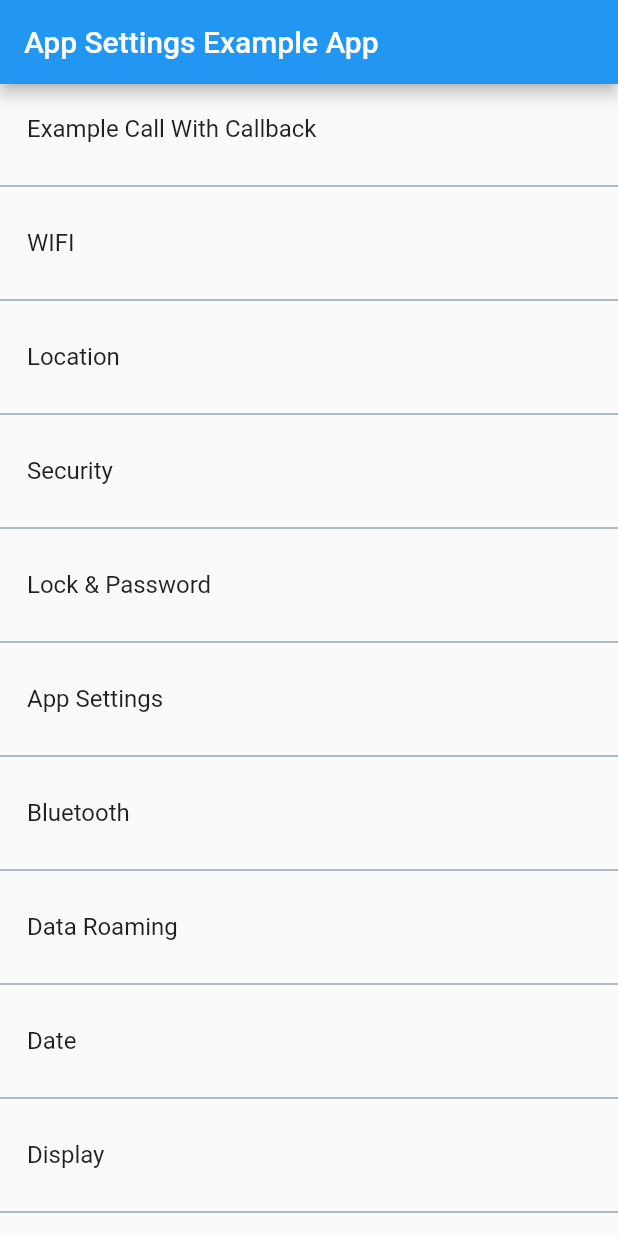
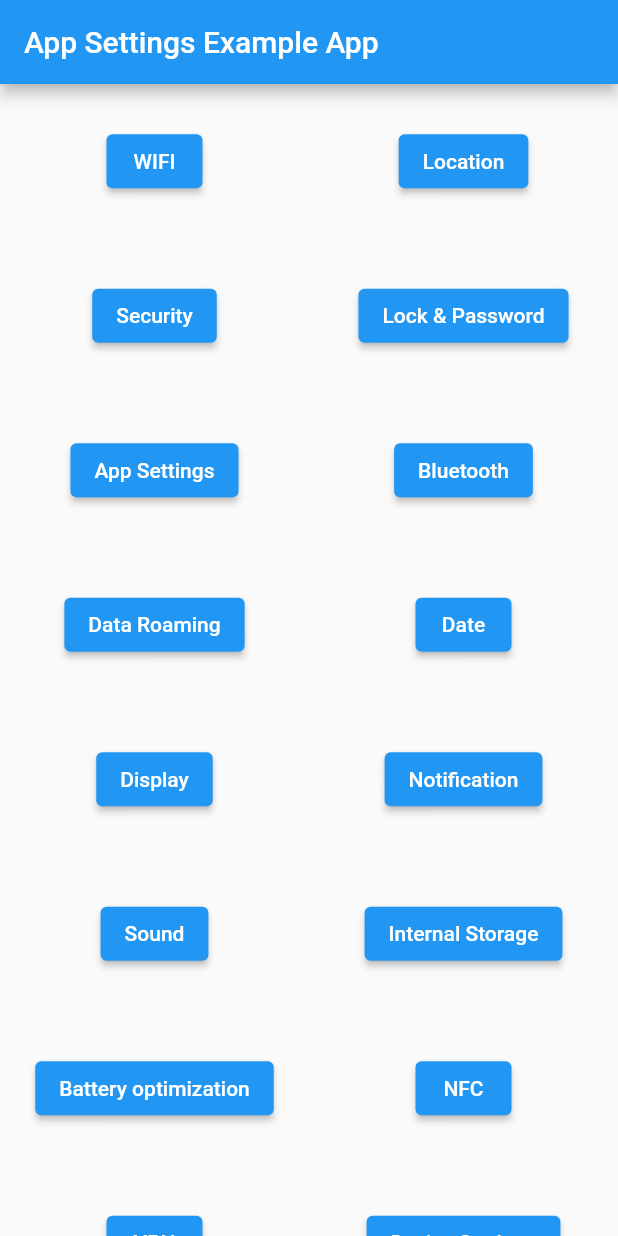
Before and after one commit to ngocanhdticv/app_settings, a Flutter app: the screen it shows after launch, on a phone screen of 412 x 824 dp. Run offline on Flutter 3.47's test engine with Material 2 defaults, Android fonts, the phone set to English and light mode, and no system bars.

Commit message:
version 4.1.6

```diff
--- a/example/lib/main.dart
+++ b/example/lib/main.dart
@@ -38,167 +38,149 @@ class _MyAppState extends State<MyApp> {
             appBar: AppBar(
               title: const Text('App Settings Example App'),
             ),
-            body: ListView.separated(
-              separatorBuilder: (context, index) => Divider(
-                color: Colors.blueGrey,
-              ),
-              itemCount: actionItems.length,
-              itemBuilder: (context, index) => Padding(
-                padding: EdgeInsets.all(2.0),
-                child: actionItems[index],
-              ),
-            )));
+            body: GridView.count(
+                crossAxisCount: 2,
+                childAspectRatio: 2,
+                children: List.generate(actionItems.length, (index) {
+                  return Center(
+                      child: ButtonTheme(
+                    colorScheme: ColorScheme.dark(),
+                    minWidth: 150.0,
+                    child: actionItems[index],
+                  ));
+                }))));
   }
 
   List<Widget> getListOfActionButtons() {
     var actionItems = <Widget>[];
 
     actionItems.addAll([
-      ListTile(
-          title: Text('Example Call With Callback'),
-          minVerticalPadding: 5.0,
-          onTap: (() {
-            AppSettings.openWIFISettings(callback: () {
-              print("sample callback function called");
-            });
-          })),
-      ListTile(
-          title: Text('WIFI'),
-          minVerticalPadding: 5.0,
-          onTap: (() {
-            AppSettings.openWIFISettings();
-          })),
-      ListTile(
-        title: Text("Location"),
-        onTap: () {
+      ElevatedButton(
+        child: Text("WIFI"),
+        onPressed: () {
+          AppSettings.openWIFISettings();
+        },
+      ),
+      ElevatedButton(
+        child: Text("Location"),
+        onPressed: () {
           AppSettings.openLocationSettings();
         },
       ),
-      ListTile(
-        title: Text("Security"),
-        onTap: () {
+      ElevatedButton(
+        child: Text("Security"),
+        onPressed: () {
           AppSettings.openSecuritySettings();
         },
       ),
-      ListTile(
-        title: Text("Lock & Password"),
-        onTap: () {
+      ElevatedButton(
+        child: Text("Lock & Password"),
+        onPressed: () {
           AppSettings.openLockAndPasswordSettings();
         },
       ),
-      ListTile(
-        title: Text("App Settings"),
-        onTap: () {
+      ElevatedButton(
+        child: Text("App Settings"),
+        onPressed: () {
           AppSettings.openAppSettings();
         },
       ),
-      ListTile(
-        title: Text("Bluetooth"),
-        onTap: () {
+      ElevatedButton(
+        child: Text("Bluetooth"),
+        onPressed: () {
           AppSettings.openBluetoothSettings();
         },
       ),
-      ListTile(
-        title: Text("Data Roaming"),
-        onTap: () {
+      ElevatedButton(
+        child: Text("Data Roaming"),
+        onPressed: () {
           AppSettings.openDataRoamingSettings();
         },
       ),
-      ListTile(
-        title: Text("Date"),
-        onTap: () {
+      ElevatedButton(
+        child: Text("Date"),
+        onPressed: () {
           AppSettings.openDateSettings();
         },
       ),
-      ListTile(
-        title: Text("Display"),
-        onTap: () {
+      ElevatedButton(
+        child: Text("Display"),
+        onPressed: () {
           AppSettings.openDisplaySettings();
         },
       ),
-      ListTile(
-        title: Text("Notification"),
-        onTap: () {
+      ElevatedButton(
+        child: Text("Notification"),
+        onPressed: () {
           AppSettings.openNotificationSettings();
         },
       ),
-      ListTile(
-        title: Text("Sound"),
-        onTap: () {
+      ElevatedButton(
+        child: Text("Sound"),
+        onPressed: () {
           AppSettings.openSoundSettings();
         },
       ),
-      ListTile(
-        title: Text("Internal Storage"),
-        onTap: () {
+      ElevatedButton(
+        child: Text("Internal Storage"),
+        onPressed: () {
           AppSettings.openInternalStorageSettings();
         },
       ),
-      ListTile(
-        title: Text("Battery optimization"),
-        onTap: () {
+      ElevatedButton(
+        child: Text("Battery optimization"),
+        onPressed: () {
           AppSettings.openBatteryOptimizationSettings();
         },
       ),
-      ListTile(
-        title: Text("NFC"),
-        onTap: () {
+      ElevatedButton(
+        child: Text("NFC"),
+        onPressed: () {
           AppSettings.openNFCSettings();
         },
       ),
-      ListTile(
-        title: Text("VPN"),
-        onTap: () {
+      ElevatedButton(
+        child: Text("VPN"),
+        onPressed: () {
           AppSettings.openVPNSettings(
             asAnotherTask: true,
           );
         },
       ),
-      ListTile(
-        title: Text("Device Settings"),
-        onTap: () {
+      ElevatedButton(
+        child: Text("Device Settings"),
+        onPressed: () {
           AppSettings.openDeviceSettings(
             asAnotherTask: true,
           );
         },
       ),
-      ListTile(
-        title: Text("Accessibility"),
-        onTap: () {
+      ElevatedButton(
+        child: Text("Accessibility"),
+        onPressed: () {
           AppSettings.openAccessibilitySettings(
             asAnotherTask: true,
           );
         },
       ),
-      ListTile(
-        title: Text("Developer"),
-        onTap: () {
+      ElevatedButton(
+        child: Text("Developer"),
+        onPressed: () {
           AppSettings.openDevelopmentSettings(
             asAnotherTask: true,
           );
         },
       ),
-      ListTile(
-        title: Text("Hotspot"),
-        onTap: () {
+      ElevatedButton(
+        child: Text("Hotspot"),
+        onPressed: () {
           AppSettings.openHotspotSettings(
             asAnotherTask: true,
           );
         },
       ),
-      ListTile(
-        title: Text("APN"),
-        onTap: () {
-          AppSettings.openAPNSettings(asAnotherTask: true);
-        },
-      ),
-      ListTile(
-        title: Text("Alarm & Reminders"),
-        onTap: () {
-          AppSettings.openAlarmSettings(asAnotherTask: true);
-        },
-      ),
     ]);
+
     return actionItems;
   }
 
--- a/example/pubspec.yaml
+++ b/example/pubspec.yaml
@@ -1,7 +1,7 @@
 name: app_settings_example
 description: Demonstrates how to use the app_settings plugin.
 publish_to: 'none'
-version: 4.1.7
+version: 4.1.6
 
 environment:
   sdk: ">=2.12.0 <=3.0.1"
--- a/lib/app_settings.dart
+++ b/lib/app_settings.dart
@@ -7,198 +7,176 @@ class AppSettings {
   static const MethodChannel _channel = const MethodChannel('app_settings');
 
   /// Future async method call to open WIFI settings.
-  static Future<void> openWIFISettings(
-      {bool asAnotherTask = false, Function? callback}) async {
-    await _channel.invokeMethod('wifi', {
+  static Future<void> openWIFISettings({
+    bool asAnotherTask = false,
+  }) async {
+    _channel.invokeMethod('wifi', {
       'asAnotherTask': asAnotherTask,
     });
-    if (callback != null) handleCallback(callback);
   }
 
   /// Future async method call to open wireless settings.
-  static Future<void> openWirelessSettings(
-      {bool asAnotherTask = false, Function? callback}) async {
-    await _channel.invokeMethod('wireless', {
+  static Future<void> openWirelessSettings({
+    bool asAnotherTask = false,
+  }) async {
+    _channel.invokeMethod('wireless', {
       'asAnotherTask': asAnotherTask,
     });
-    if (callback != null) handleCallback(callback);
   }
 
   /// Future async method call to open location settings.
-  static Future<void> openLocationSettings(
-      {bool asAnotherTask = false, Function? callback}) async {
-    await _channel.invokeMethod('location', {
+  static Future<void> openLocationSettings({
+    bool asAnotherTask = false,
+  }) async {
+    _channel.invokeMethod('location', {
       'asAnotherTask': asAnotherTask,
     });
-    if (callback != null) handleCallback(callback);
   }
 
   /// Future async method call to open security settings.
-  static Future<void> openSecuritySettings(
-      {bool asAnotherTask = false, Function? callback}) async {
-    await _channel.invokeMethod('security', {
+  static Future<void> openSecuritySettings({
+    bool asAnotherTask = false,
+  }) async {
+    _channel.invokeMethod('security', {
       'asAnotherTask': asAnotherTask,
     });
-    if (callback != null) handleCallback(callback);
   }
 
   /// Future async method call to open security settings.
-  static Future<void> openLockAndPasswordSettings(
-      {bool asAnotherTask = false, Function? callback}) async {
-    await _channel.invokeMethod('locksettings', {
+  static Future<void> openLockAndPasswordSettings({
+    bool asAnotherTask = false,
+  }) async {
+    _channel.invokeMethod('locksettings', {
       'asAnotherTask': asAnotherTask,
     });
-    if (callback != null) handleCallback(callback);
   }
 
   /// Future async method call to open bluetooth settings.
-  static Future<void> openBluetoothSettings(
-      {bool asAnotherTask = false, Function? callback}) async {
-    await _channel.invokeMethod('bluetooth', {
+  static Future<void> openBluetoothSettings({
+    bool asAnotherTask = false,
+  }) async {
+    _channel.invokeMethod('bluetooth', {
       'asAnotherTask': asAnotherTask,
     });
-    if (callback != null) handleCallback(callback);
   }
 
   /// Future async method call to open data roaming settings.
-  static Future<void> openDataRoamingSettings(
-      {bool asAnotherTask = false, Function? callback}) async {
-    await _channel.invokeMethod('data_roaming', {
+  static Future<void> openDataRoamingSettings({
+    bool asAnotherTask = false,
+  }) async {
+    _channel.invokeMethod('data_roaming', {
       'asAnotherTask': asAnotherTask,
     });
-    if (callback != null) handleCallback(callback);
   }
 
   /// Future async method call to open date settings.
-  static Future<void> openDateSettings(
-      {bool asAnotherTask = false, Function? callback}) async {
-    await _channel.invokeMethod('date', {
+  static Future<void> openDateSettings({
+    bool asAnotherTask = false,
+  }) async {
+    _channel.invokeMethod('date', {
       'asAnotherTask': asAnotherTask,
     });
-    if (callback != null) handleCallback(callback);
   }
 
   /// Future async method call to open display settings.
-  static Future<void> openDisplaySettings(
-      {bool asAnotherTask = false, Function? callback}) async {
-    await _channel.invokeMethod('display', {'asAnotherTask': asAnotherTask});
-    if (callback != null) handleCallback(callback);
+  static Future<void> openDisplaySettings({
+    bool asAnotherTask = false,
+  }) async {
+    _channel.invokeMethod('display', {
+      'asAnotherTask': asAnotherTask,
+    });
   }
 
   /// Future async method call to open notification settings.
-  static Future<void> openNotificationSettings(
-      {bool asAnotherTask = false, Function? callback}) async {
-    await _channel.invokeMethod('notification', {
+  static Future<void> openNotificationSettings({
+    bool asAnotherTask = false,
+  }) async {
+    _channel.invokeMethod('notification', {
       'asAnotherTask': asAnotherTask,
     });
-    if (callback != null) handleCallback(callback);
   }
 
   /// Future async method call to open sound settings.
-  static Future<void> openSoundSettings(
-      {bool asAnotherTask = false, Function? callback}) async {
-    await _channel.invokeMethod('sound', {
+  static Future<void> openSoundSettings({
+    bool asAnotherTask = false,
+  }) async {
+    _channel.invokeMethod('sound', {
       'asAnotherTask': asAnotherTask,
     });
-    if (callback != null) handleCallback(callback);
   }
 
   /// Future async method call to open internal storage settings.
-  static Future<void> openInternalStorageSettings(
-      {bool asAnotherTask = false, Function? callback}) async {
-    await _channel.invokeMethod('internal_storage', {
+  static Future<void> openInternalStorageSettings({
+    bool asAnotherTask = false,
+  }) async {
+    _channel.invokeMethod('internal_storage', {
       'asAnotherTask': asAnotherTask,
     });
-    if (callback != null) handleCallback(callback);
   }
 
   /// Future async method call to open battery optimization settings.
-  static Future<void> openBatteryOptimizationSettings(
-      {bool asAnotherTask = false, Function? callback}) async {
-    await _channel.invokeMethod('battery_optimization', {
+  static Future<void> openBatteryOptimizationSettings({
+    bool asAnotherTask = false,
+  }) async {
+    _channel.invokeMethod('battery_optimization', {
       'asAnotherTask': asAnotherTask,
     });
-    if (callback != null) handleCallback(callback);
   }
 
   /// Future async method call to open app specific settings screen.
-  static Future<void> openAppSettings(
-      {bool asAnotherTask = false, Function? callback}) async {
-    await _channel
-        .invokeMethod('app_settings', {'asAnotherTask': asAnotherTask});
-    if (callback != null) handleCallback(callback);
+  static Future<void> openAppSettings({
+    bool asAnotherTask = false,
+  }) async {
+    _channel.invokeMethod('app_settings', {
+      'asAnotherTask': asAnotherTask,
+    });
   }
 
   /// Future async method call to open NCF settings.
-  static Future<void> openNFCSettings(
-      {bool asAnotherTask = false, Function? callback}) async {
-    await _channel.invokeMethod('nfc', {
+  static Future<void> openNFCSettings({
+    bool asAnotherTask = false,
+  }) async {
+    _channel.invokeMethod('nfc', {
       'asAnotherTask': asAnotherTask,
     });
-    if (callback != null) handleCallback(callback);
   }
 
   /// Future async method call to open Device settings.
-  static Future<void> openDeviceSettings(
-      {bool asAnotherTask = false, Function? callback}) async {
-    await _channel.invokeMethod('device_settings', {
+  static Future<void> openDeviceSettings({
+    bool asAnotherTask = false,
+  }) async {
+    _channel.invokeMethod('device_settings', {
       'asAnotherTask': asAnotherTask,
     });
-    if (callback != null) handleCallback(callback);
   }
 
   /// Future async method call to open VPN settings.
-  static Future<void> openVPNSettings(
-      {bool asAnotherTask = false, Function? callback}) async {
-    await _channel.invokeMethod('vpn', {
+  static Future<void> openVPNSettings({
+    bool asAnotherTask = false,
+  }) async {
+    _channel.invokeMethod('vpn', {
       'asAnotherTask': asAnotherTask,
     });
-    if (callback != null) handleCallback(callback);
   }
 
   /// Future async method call to open accessibility settings.
-  static Future<void> openAccessibilitySettings(
-      {bool asAnotherTask = false, Function? callback}) async {
-    await _channel.invokeMethod('accessibility', {
+  static Future<void> openAccessibilitySettings({
+    bool asAnotherTask = false,
+  }) async {
+    _channel.invokeMethod('accessibility', {
       'asAnotherTask': asAnotherTask,
     });
-    if (callback != null) handleCallback(callback);
   }
 
   /// Future async method call to open Development settings.
   static Future<void> openDevelopmentSettings(
-      {bool asAnotherTask = false, Function? callback}) async {
-    await _channel
-        .invokeMethod('development', {'asAnotherTask': asAnotherTask});
-    if (callback != null) handleCallback(callback);
+      {bool asAnotherTask = false}) async {
+    _channel.invokeMethod('development', {'asAnotherTask': asAnotherTask});
   }
 
   /// Opening hotspot and tethering settings
   static Future<void> openHotspotSettings(
-      {bool asAnotherTask = false, Function? callback}) async {
-    await _channel.invokeMethod('hotspot', {'asAnotherTask': asAnotherTask});
-    if (callback != null) handleCallback(callback);
-  }
-
-  /// Future async method call to open APN settings.
-  static Future<void> openAPNSettings(
-      {bool asAnotherTask = false, Function? callback}) async {
-    await _channel.invokeMethod('apn', {
-      'asAnotherTask': asAnotherTask,
-    });
-    if (callback != null) handleCallback(callback);
-  }
-
-  /// Future async method call to open Alarms & Reminders settings.
-  static Future<void> openAlarmSettings(
-      {bool asAnotherTask = false, Function? callback}) async {
-    await _channel.invokeMethod('alarm', {
-      'asAnotherTask': asAnotherTask,
-    });
-    if (callback != null) handleCallback(callback);
-  }
-
-  static void handleCallback(Function callback) {
-    callback();
+      {bool asAnotherTask = false}) async {
+    _channel.invokeMethod('hotspot', {'asAnotherTask': asAnotherTask});
   }
 }
```
Also changed, not shown: pubspec.yaml (+4 -4 lines), pubspec.lock, 15 other files.
